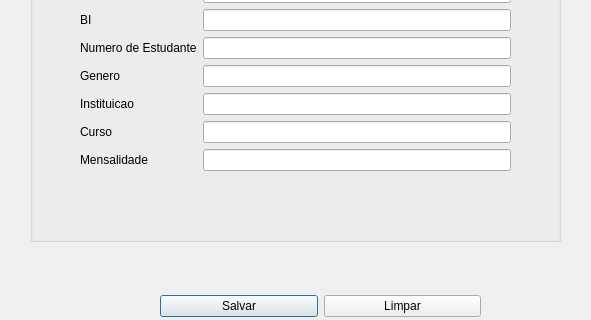
Old version of the form ProjectoCpp/frmestudante.ui in the repository ltsaiete/conta-estudante; both pictures show x 120 to 711 and y 149 to 469 of the 801 by 657 pixel window.
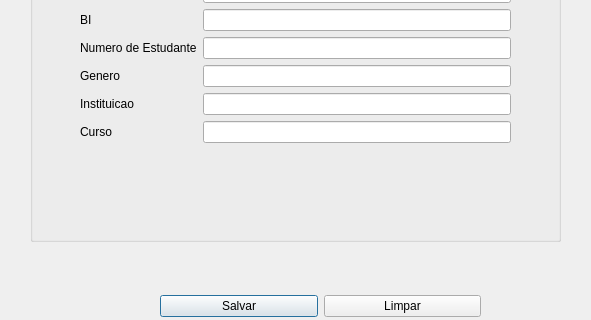
New version of the form.

What changed in the file:
```diff
--- a/ProjectoCpp/frmestudante.ui
+++ b/ProjectoCpp/frmestudante.ui
@@ -54,7 +54,7 @@
       <x>50</x>
       <y>40</y>
       <width>431</width>
-      <height>206</height>
+      <height>191</height>
      </rect>
     </property>
     <layout class="QFormLayout" name="formLayout">
@@ -184,27 +184,6 @@
        </property>
       </widget>
      </item>
-     <item row="6" column="0">
-      <widget class="QLabel" name="label_8">
-       <property name="font">
-        <font>
-         <pointsize>9</pointsize>
-        </font>
-       </property>
-       <property name="text">
-        <string>Mensalidade</string>
-       </property>
-      </widget>
-     </item>
-     <item row="6" column="1">
-      <widget class="QLineEdit" name="lineEdit_7">
-       <property name="font">
-        <font>
-         <pointsize>9</pointsize>
-        </font>
-       </property>
-      </widget>
-     </item>
     </layout>
    </widget>
   </widget>
```
Left out of the diff: 1 changed line with no effect on the pictures.
